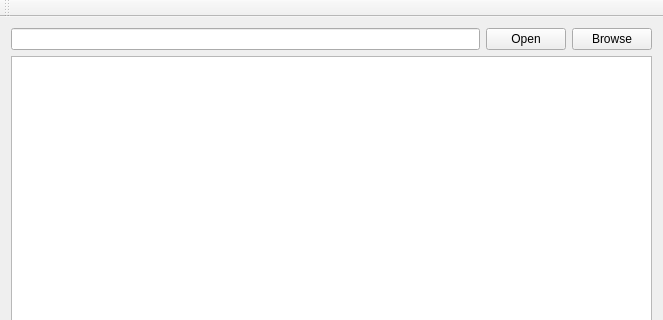
First picture: the form in mainwindow.ui, repository triochi/qusb_parse, before the edit; both pictures show x 0 to 663 and y 0 to 320 of the 663 by 630 pixel window.
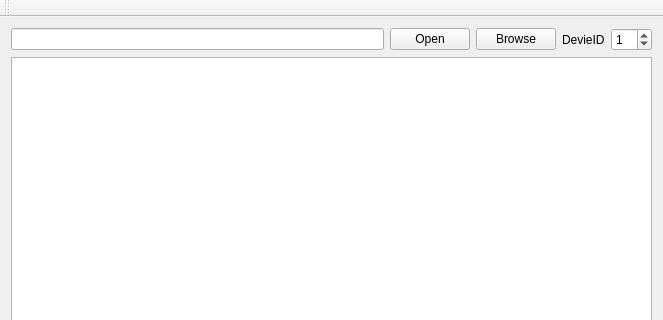
Second picture: the form after the edit.

Commit message: Added text descriptors

```diff
--- a/mainwindow.ui
+++ b/mainwindow.ui
@@ -34,7 +34,21 @@
         </property>
        </widget>
       </item>
-      <item row="1" column="0" colspan="3">
+      <item row="0" column="3">
+       <widget class="QLabel" name="label">
+        <property name="text">
+         <string>DevieID</string>
+        </property>
+       </widget>
+      </item>
+      <item row="0" column="4">
+       <widget class="QSpinBox" name="deviceID_box">
+        <property name="value">
+         <number>1</number>
+        </property>
+       </widget>
+      </item>
+      <item row="1" column="0" colspan="5">
        <widget class="QTextEdit" name="decoded_text"/>
       </item>
      </layout>
```
The commit also changes 1 other file.
